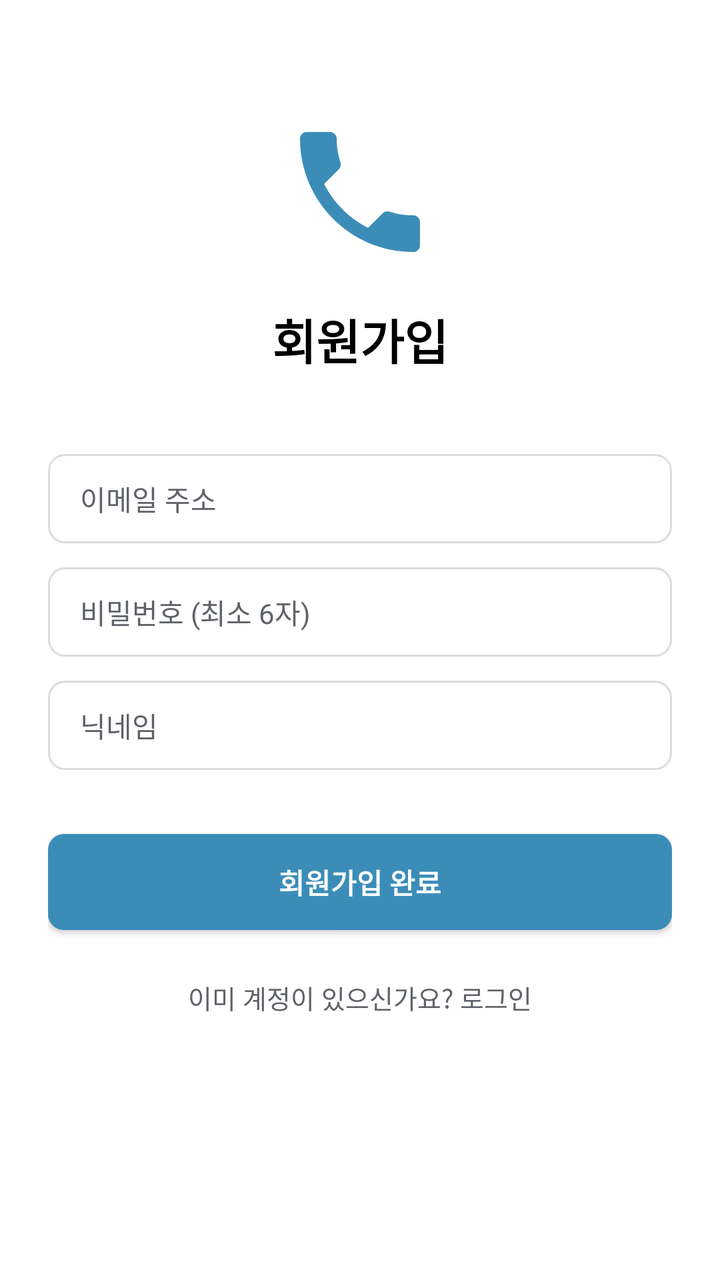
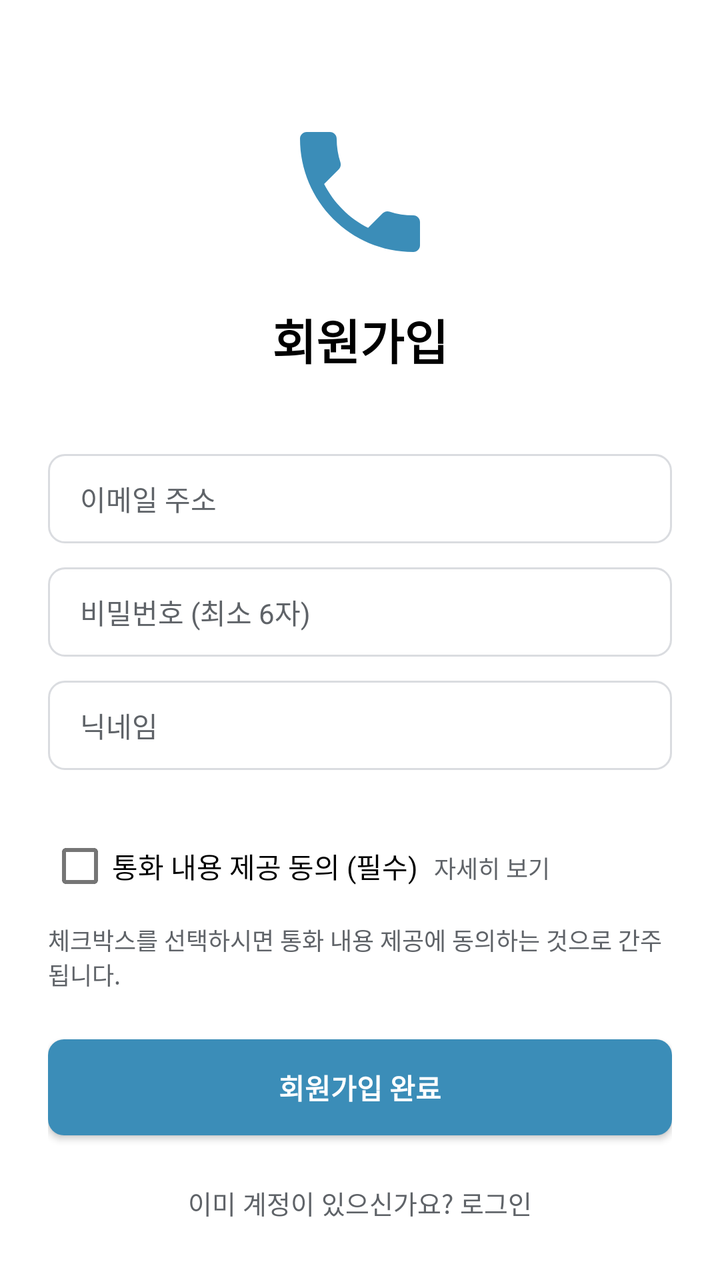

The first picture is an Android layout as it rendered before a commit; the second is the same layout after the commit. The layout source and the unified diff follow.
<!-- AndroidManifest.xml: application theme Theme.Voice -->
<!-- res/layout/activity_register.xml -->
<?xml version="1.0" encoding="utf-8"?>
<androidx.constraintlayout.widget.ConstraintLayout xmlns:android="http://schemas.android.com/apk/res/android"
    xmlns:app="http://schemas.android.com/apk/res-auto"
    android:layout_width="match_parent"
    android:layout_height="match_parent"
    android:background="@color/app_background"
    android:padding="24dp">

    
    <ImageView
        android:id="@+id/ivLogo"
        android:layout_width="80dp"
        android:layout_height="80dp"
        android:layout_marginTop="32dp"
        android:src="@drawable/ic_phone"
        app:layout_constraintEnd_toEndOf="parent"
        app:layout_constraintStart_toStartOf="parent"
        app:layout_constraintTop_toTopOf="parent"
        app:tint="@color/primary_blue" />

    <TextView
        android:id="@+id/tvTitle"
        android:layout_width="wrap_content"
        android:layout_height="wrap_content"
        android:layout_marginTop="16dp"
        android:text="회원가입"
        android:textColor="@color/main_text"
        android:textSize="24sp"
        android:textStyle="bold"
        app:layout_constraintEnd_toEndOf="parent"
        app:layout_constraintStart_toStartOf="parent"
        app:layout_constraintTop_toBottomOf="@id/ivLogo" />

    
    <EditText
        android:id="@+id/etRegisterEmail"
        android:layout_width="0dp"
        android:layout_height="wrap_content"
        android:layout_marginTop="40dp"
        android:background="@drawable/bg_edittext"
        android:hint="이메일 주소"
        android:inputType="textEmailAddress"
        android:textColor="@color/main_text"
        android:textColorHint="@color/sub_text"
        android:textSize="14sp"
        app:layout_constraintEnd_toEndOf="parent"
        app:layout_constraintStart_toStartOf="parent"
        app:layout_constraintTop_toBottomOf="@id/tvTitle" />

    
    <EditText
        android:id="@+id/etRegisterPassword"
        android:layout_width="0dp"
        android:layout_height="wrap_content"
        android:layout_marginTop="12dp"
        android:background="@drawable/bg_edittext"
        android:hint="비밀번호 (최소 6자)"
        android:inputType="textPassword"
        android:textColor="@color/main_text"
        android:textColorHint="@color/sub_text"
        android:textSize="14sp"
        app:layout_constraintEnd_toEndOf="parent"
        app:layout_constraintStart_toStartOf="parent"
        app:layout_constraintTop_toBottomOf="@id/etRegisterEmail" />

    
    <EditText
        android:id="@+id/etRegisterNickname"
        android:layout_width="0dp"
        android:layout_height="wrap_content"
        android:layout_marginTop="12dp"
        android:background="@drawable/bg_edittext"
        android:hint="닉네임"
        android:inputType="text"
        android:textColor="@color/main_text"
        android:textColorHint="@color/sub_text"
        android:textSize="14sp"
        app:layout_constraintEnd_toEndOf="parent"
        app:layout_constraintStart_toStartOf="parent"
        app:layout_constraintTop_toBottomOf="@id/etRegisterPassword" />

    
    <androidx.appcompat.widget.AppCompatButton
        android:id="@+id/btnRegister"
        android:layout_width="0dp"
        android:layout_height="wrap_content"
        android:layout_marginTop="32dp"
        android:background="@drawable/bg_primary_button"
        android:text="회원가입 완료"
        android:textColor="@color/pure_white"
        android:textStyle="bold"
        app:layout_constraintEnd_toEndOf="parent"
        app:layout_constraintStart_toStartOf="parent"
        app:layout_constraintTop_toBottomOf="@id/etRegisterNickname" />

    
    <TextView
        android:id="@+id/tvBackToLogin"
        android:layout_width="wrap_content"
        android:layout_height="wrap_content"
        android:layout_marginTop="24dp"
        android:text="이미 계정이 있으신가요? 로그인"
        android:textColor="@color/sub_text"
        android:textSize="13sp"
        app:layout_constraintEnd_toEndOf="parent"
        app:layout_constraintStart_toStartOf="parent"
        app:layout_constraintTop_toBottomOf="@id/btnRegister" />

    <ProgressBar
        android:id="@+id/progressRegister"
        android:layout_width="wrap_content"
        android:layout_height="wrap_content"
        android:visibility="gone"
        app:layout_constraintBottom_toBottomOf="parent"
        app:layout_constraintEnd_toEndOf="parent"
        app:layout_constraintStart_toStartOf="parent"
        app:layout_constraintTop_toTopOf="parent" />

    <TextView
        android:id="@+id/tvRegisterError"
        android:layout_width="0dp"
        android:layout_height="wrap_content"
        android:layout_marginTop="12dp"
        android:gravity="center"
        android:textColor="@color/red"
        android:visibility="gone"
        app:layout_constraintEnd_toEndOf="parent"
        app:layout_constraintStart_toStartOf="parent"
        app:layout_constraintTop_toBottomOf="@id/tvBackToLogin" />

</androidx.constraintlayout.widget.ConstraintLayout>
<!-- resources referenced by this layout -->
<resources>
  <color name="app_background">#FFFFFF</color>
  <color name="main_text">#000000</color>
  <color name="primary_blue">#3b8db8</color>
  <color name="pure_white">#FFFFFFFF</color>
  <color name="red">#FFF44336</color>
  <color name="sub_text">#5F6368</color>
  <!-- drawable bg_edittext (drawable) -->
  <?xml version="1.0" encoding="utf-8"?>
  <shape xmlns:android="http://schemas.android.com/apk/res/android">
      <solid android:color="@color/app_background" />
      <stroke
          android:width="1dp"
          android:color="@color/stroke_color" />
      <corners android:radius="8dp" />
      <padding
          android:bottom="12dp"
          android:left="16dp"
          android:right="16dp"
          android:top="12dp" />
  </shape>
  <!-- drawable bg_primary_button (drawable) -->
  <?xml version="1.0" encoding="utf-8"?>
  <ripple xmlns:android="http://schemas.android.com/apk/res/android"
      android:color="#40FFFFFF">
      <item>
          <shape>
              <solid android:color="@color/primary_blue" />
              <corners android:radius="8dp" />
          </shape>
      </item>
  </ripple>
  <!-- drawable ic_phone (drawable) -->
  <vector xmlns:android="http://schemas.android.com/apk/res/android" android:height="24dp" android:tint="#373737" android:viewportHeight="24" android:viewportWidth="24" android:width="24dp">
        
      <path android:fillColor="@android:color/white" android:pathData="M6.62,10.79c1.44,2.83 3.76,5.14 6.59,6.59l2.2,-2.2c0.27,-0.27 0.67,-0.36 1.02,-0.24 1.12,0.37 2.33,0.57 3.57,0.57 0.55,0 1,0.45 1,1V20c0,0.55 -0.45,1 -1,1 -9.39,0 -17,-7.61 -17,-17 0,-0.55 0.45,-1 1,-1h3.5c0.55,0 1,0.45 1,1 0,1.25 0.2,2.45 0.57,3.57 0.11,0.35 0.03,0.74 -0.25,1.02l-2.2,2.2z"/>
      
  </vector>
  <style name="Theme.Voice" parent="Theme.MaterialComponents.DayNight.NoActionBar">
          
          <item name="colorPrimary">@color/primary_blue</item>
          <item name="colorPrimaryVariant">@color/primary_blue</item>
          <item name="colorOnPrimary">@color/white</item>
          
          <item name="colorSecondary">@color/primary_blue</item>
          <item name="colorSecondaryVariant">@color/primary_blue</item>
          <item name="colorOnSecondary">@color/black</item>
  
          
          <item name="android:statusBarColor">?attr/colorPrimaryVariant</item>
  
          <item name="android:windowBackground">@color/app_background</item>
      </style>
  <color name="stroke_color">#DADCE0</color>
  <color name="white">#FFFFFFFF</color>
  <color name="black">#FF000000</color>
</resources>

<!-- the commit's change to res/layout/activity_register.xml (unified diff, before → after) -->
@@ -78,20 +78,56 @@
         app:layout_constraintEnd_toEndOf="parent"
         app:layout_constraintStart_toStartOf="parent"
         app:layout_constraintTop_toBottomOf="@id/etRegisterPassword" />
+    
+    <CheckBox
+        android:id="@+id/cbConsent"
+        android:layout_width="wrap_content"
+        android:layout_height="wrap_content"
+        android:layout_marginTop="24dp"
+        android:text="통화 내용 제공 동의 (필수)"
+        android:textColor="@color/main_text"
+        android:textSize="14sp"
+        app:layout_constraintStart_toStartOf="parent"
+        app:layout_constraintTop_toBottomOf="@id/etRegisterNickname" />
+
+    
+    <TextView
+        android:id="@+id/tvConsentDetails"
+        android:layout_width="wrap_content"
+        android:layout_height="wrap_content"
+        android:layout_marginStart="8dp"
+        android:text="자세히 보기"
+        android:textColor="@color/sub_text"
+        android:textSize="12sp"
+        app:layout_constraintBaseline_toBaselineOf="@id/cbConsent"
+        app:layout_constraintStart_toEndOf="@id/cbConsent" />
+
+    
+    <TextView
+        android:id="@+id/tvConsentDescription"
+        android:layout_width="0dp"
+        android:layout_height="wrap_content"
+        android:layout_marginTop="4dp"
+        android:text="체크박스를 선택하시면 통화 내용 제공에 동의하는 것으로 간주됩니다."
+        android:textColor="@color/sub_text"
+        android:textSize="12sp"
+        app:layout_constraintEnd_toEndOf="parent"
+        app:layout_constraintStart_toStartOf="parent"
+        app:layout_constraintTop_toBottomOf="@id/cbConsent" />
 
     
     <androidx.appcompat.widget.AppCompatButton
         android:id="@+id/btnRegister"
         android:layout_width="0dp"
         android:layout_height="wrap_content"
-        android:layout_marginTop="32dp"
+        android:layout_marginTop="24dp"
         android:background="@drawable/bg_primary_button"
         android:text="회원가입 완료"
         android:textColor="@color/pure_white"
         android:textStyle="bold"
         app:layout_constraintEnd_toEndOf="parent"
         app:layout_constraintStart_toStartOf="parent"
-        app:layout_constraintTop_toBottomOf="@id/etRegisterNickname" />
+        app:layout_constraintTop_toBottomOf="@id/tvConsentDescription" />
 
     
     <TextView
